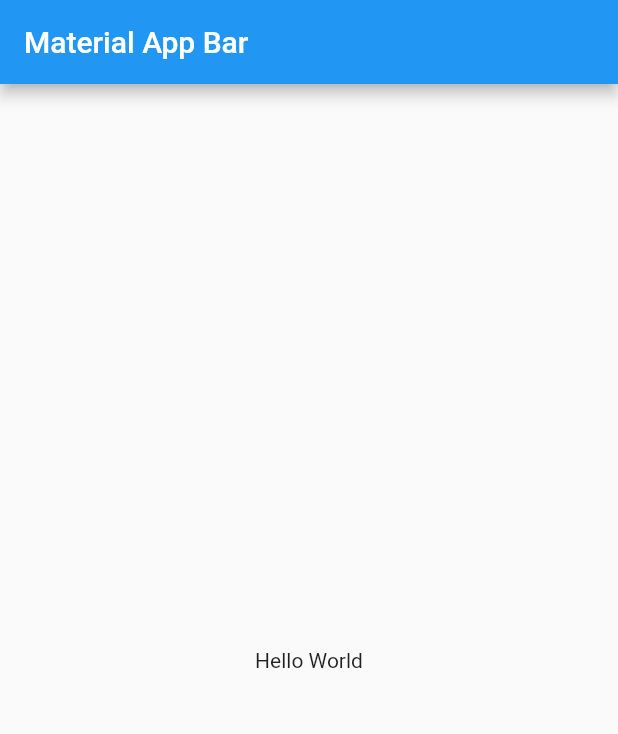
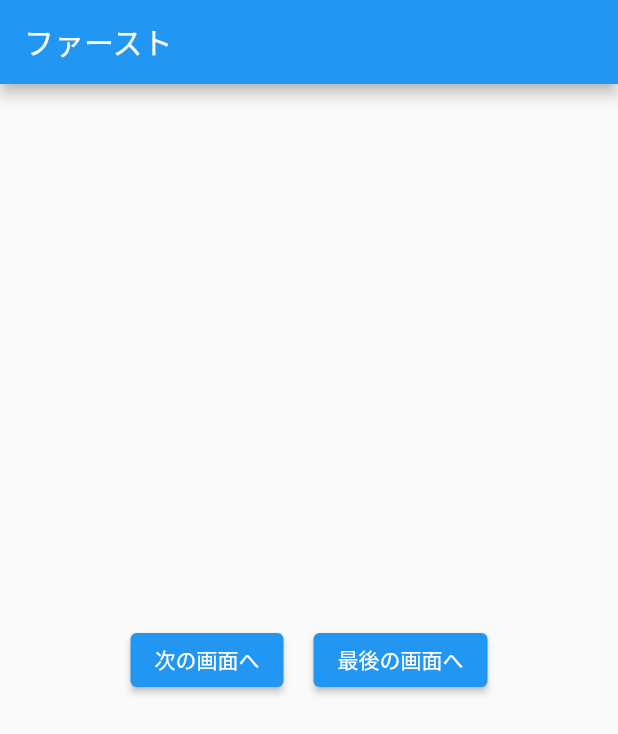
Before and after one commit to sa8a/hashtag_app, a Flutter app: the screen it shows after launch, on a phone screen of 412 x 824 dp. Shown: the top 734 px of the screen. Run offline on Flutter 3.47's test engine with Material 2 defaults, Android fonts, the phone set to English and light mode, and no system bars; our stand-ins replace go_router.

Commit message:
画面遷移のサンプルを追加

```diff
--- /dev/null
+++ b/lib/first_page.dart
@@ -0,0 +1,33 @@
+import 'package:flutter/material.dart';
+import 'package:go_router/go_router.dart';
+
+class FirstPage extends StatelessWidget {
+  const FirstPage({super.key});
+
+  @override
+  Widget build(BuildContext context) {
+    return Scaffold(
+      appBar: AppBar(title: const Text('ファースト')),
+      body: Center(
+        child: Row(
+          mainAxisAlignment: MainAxisAlignment.center,
+          children: [
+            ElevatedButton(
+              onPressed: () {
+                context.push('/second');
+              },
+              child: const Text('次の画面へ'),
+            ),
+            const SizedBox(width: 20),
+            ElevatedButton(
+              onPressed: () {
+                context.go('/third');
+              },
+              child: const Text('最後の画面へ'),
+            ),
+          ],
+        ),
+      ),
+    );
+  }
+}
--- a/lib/main.dart
+++ b/lib/main.dart
@@ -1,22 +1,38 @@
 import 'package:flutter/material.dart';
+import 'package:go_router/go_router.dart';
+import 'package:hashtag_app/first_page.dart';
+import 'package:hashtag_app/second_page.dart';
+import 'package:hashtag_app/third_page.dart';
 
-void main() => runApp(const MyApp());
+void main() => runApp(MyApp());
 
 class MyApp extends StatelessWidget {
-  const MyApp({super.key});
+  MyApp({super.key});
+
+  final router = GoRouter(
+    initialLocation: '/first',
+    routes: [
+      GoRoute(
+        path: '/first',
+        builder: (context, state) => const FirstPage(),
+      ),
+      GoRoute(
+        path: '/second',
+        builder: (context, state) => const SecondPage(),
+      ),
+      GoRoute(
+        path: '/third',
+        builder: (context, state) => const ThirdPage(),
+      ),
+    ],
+  );
 
   @override
   Widget build(BuildContext context) {
-    return MaterialApp(
-      title: 'Material App',
-      home: Scaffold(
-        appBar: AppBar(
-          title: const Text('Material App Bar'),
-        ),
-        body: const Center(
-          child: Text('Hello World'),
-        ),
-      ),
+    return MaterialApp.router(
+      routeInformationProvider: router.routeInformationProvider,
+      routeInformationParser: router.routeInformationParser,
+      routerDelegate: router.routerDelegate,
     );
   }
 }
```
Also changed, not shown: lib/second_page.dart (added, +42 -0 lines), lib/third_page.dart (added, +42 -0 lines).
